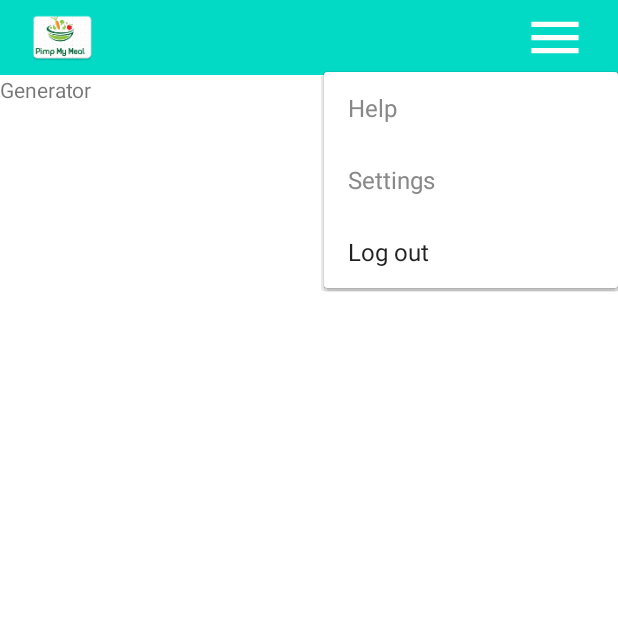
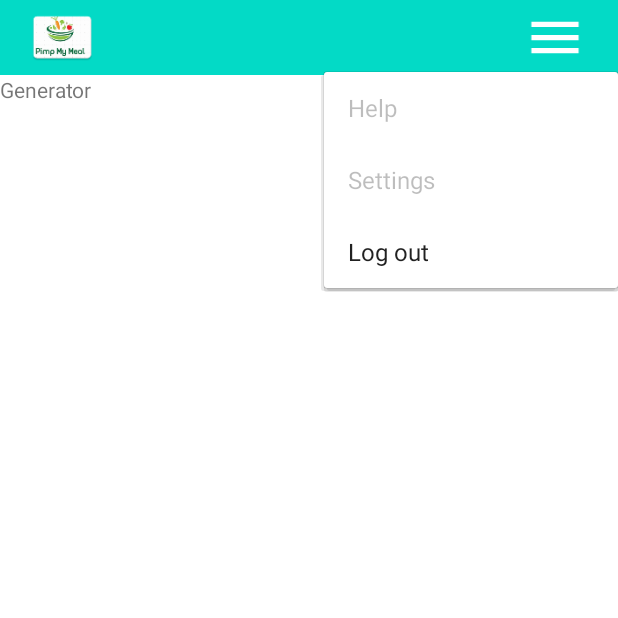
Before and after one commit to DaubieMatthieu/PimpMyMeal, an Android app: the GeneratorActivity screen opened directly, with no data from a screen before it, after a tap on "Header menu button", on a phone screen of 412 x 824 dp, the top half of it. Run offline under Robolectric (Android 15) with nearby library versions, the phone set to English and light mode, and no system bars.

Commit message:
Changes to header update
The button navigation was deleted since it had no use, the footer and header were refractored back to ui package, the buttons geyed out was changed to being disabled, the toasts and logs were eliminated.

```diff
--- a/app/src/main/java/com/example/pimpmymeal/ui/buttonFunction/Footer.java
+++ b/app/src/main/java/com/example/pimpmymeal/ui/Footer.java
@@ -1,4 +1,4 @@
-package com.example.pimpmymeal.ui.buttonFunction;
+package com.example.pimpmymeal.ui;
 
 import android.content.Context;
 import android.content.Intent;
--- a/app/src/main/java/com/example/pimpmymeal/ui/GeneratorActivity.java
+++ b/app/src/main/java/com/example/pimpmymeal/ui/GeneratorActivity.java
@@ -5,8 +5,6 @@ import androidx.appcompat.app.AppCompatActivity;
 import android.os.Bundle;
 
 import com.example.pimpmymeal.R;
-import com.example.pimpmymeal.ui.buttonFunction.Footer;
-import com.example.pimpmymeal.ui.buttonFunction.Header;
 
 public class GeneratorActivity extends AppCompatActivity {
 
--- a/app/src/main/java/com/example/pimpmymeal/ui/buttonFunction/Header.java
+++ b/app/src/main/java/com/example/pimpmymeal/ui/Header.java
@@ -1,4 +1,4 @@
-package com.example.pimpmymeal.ui.buttonFunction;
+package com.example.pimpmymeal.ui;
 
 import android.content.Context;
 import android.content.Intent;
@@ -40,7 +40,6 @@ public class Header extends LinearLayout {
         inflateHeader();
     }
 
-    //TODO implement button actions
     private void inflateHeader() {
         LayoutInflater inflater = (LayoutInflater) getContext()
                 .getSystemService(Context.LAYOUT_INFLATER_SERVICE);
@@ -48,22 +47,16 @@ public class Header extends LinearLayout {
         loginButton = findViewById(R.id.optionsButton);
 
         loginButton.setOnClickListener(view -> {
-            Toast.makeText(view.getContext(), "Menu Clicked", Toast.LENGTH_SHORT).show();
             PopupMenu menu = new PopupMenu(loginButton.getContext(), view);
             menu.getMenuInflater().inflate(R.menu.menu_config, menu.getMenu());
             menu.setOnMenuItemClickListener(item -> {
                 switch (item.getItemId()) {
                     case R.id.helpItem:
-                        Log.d("Items", "Help Clicked");
-                        Toast.makeText(loginButton.getContext(), "Help Clicked", Toast.LENGTH_SHORT).show();
                         return true;
                     case R.id.settingsItem:
-                        Log.d("Items", "Settings Clicked");
-                        Toast.makeText(loginButton.getContext(), "Settings Clicked", Toast.LENGTH_SHORT).show();
                         return true;
+
                     case R.id.logOutItem:
-                        Log.d("Items", "Log Out Clicked");
-                        Toast.makeText(loginButton.getContext(), "Log Out Clicked", Toast.LENGTH_SHORT).show();
                         Intent intent = new Intent(view.getContext(), SignInActivity.class);
                         view.getContext().startActivity(intent);
                         return true;
@@ -71,19 +64,9 @@ public class Header extends LinearLayout {
                         return false;
                 }
             });
-            //Grey out the help and settings menu items since they are not implemented, just making a Toast
-            Menu menuChange = menu.getMenu();
-            MenuItem item = menuChange.getItem(0);
-            SpannableString s = new SpannableString(item.getTitle());
-            s.setSpan(new ForegroundColorSpan(Color.GRAY), 0, s.length(), 0);
-            item.setTitle(s);
 
-            item = menuChange.getItem(1);
-            s = new SpannableString(item.getTitle());
-            s.setSpan(new ForegroundColorSpan(Color.GRAY), 0, s.length(), 0);
-            item.setTitle(s);
             menu.show();
-            Log.d("Items", "Menu Clicked");
+
         });
     }
 
--- a/app/src/main/java/com/example/pimpmymeal/ui/HomeActivity.java
+++ b/app/src/main/java/com/example/pimpmymeal/ui/HomeActivity.java
@@ -5,8 +5,6 @@ import android.os.Bundle;
 import androidx.appcompat.app.AppCompatActivity;
 
 import com.example.pimpmymeal.R;
-import com.example.pimpmymeal.ui.buttonFunction.Footer;
-import com.example.pimpmymeal.ui.buttonFunction.Header;
 
 public class HomeActivity extends AppCompatActivity {
 
--- a/app/src/main/java/com/example/pimpmymeal/ui/ProfileActivity.java
+++ b/app/src/main/java/com/example/pimpmymeal/ui/ProfileActivity.java
@@ -5,8 +5,6 @@ import androidx.appcompat.app.AppCompatActivity;
 import android.os.Bundle;
 
 import com.example.pimpmymeal.R;
-import com.example.pimpmymeal.ui.buttonFunction.Footer;
-import com.example.pimpmymeal.ui.buttonFunction.Header;
 
 public class ProfileActivity extends AppCompatActivity {
 
--- a/app/src/main/java/com/example/pimpmymeal/ui/SearchActivity.java
+++ b/app/src/main/java/com/example/pimpmymeal/ui/SearchActivity.java
@@ -9,8 +9,6 @@ import androidx.appcompat.app.AppCompatActivity;
 
 import com.example.pimpmymeal.R;
 import com.example.pimpmymeal.services.ApiRepository;
-import com.example.pimpmymeal.ui.buttonFunction.Footer;
-import com.example.pimpmymeal.ui.buttonFunction.Header;
 
 public class SearchActivity extends AppCompatActivity {
 
--- a/app/src/main/res/layout/activity_generator.xml
+++ b/app/src/main/res/layout/activity_generator.xml
@@ -6,7 +6,7 @@
     android:orientation="vertical"
     tools:context=".ui.GeneratorActivity">
 
-    <com.example.pimpmymeal.ui.buttonFunction.Header
+    <com.example.pimpmymeal.ui.Header
         android:id="@+id/header"
         android:layout_width="match_parent"
         android:layout_height="wrap_content" />
@@ -18,7 +18,7 @@
         android:layout_weight="1"
         android:text="@string/generator" />
 
-    <com.example.pimpmymeal.ui.buttonFunction.Footer
+    <com.example.pimpmymeal.ui.Footer
         android:id="@+id/footer"
         android:layout_width="match_parent"
         android:layout_height="wrap_content" />
--- a/app/src/main/res/layout/activity_home.xml
+++ b/app/src/main/res/layout/activity_home.xml
@@ -6,7 +6,7 @@
     android:orientation="vertical"
     tools:context=".ui.HomeActivity">
 
-    <com.example.pimpmymeal.ui.buttonFunction.Header
+    <com.example.pimpmymeal.ui.Header
         android:id="@+id/header"
         android:layout_width="wrap_content"
         android:layout_height="wrap_content" />
@@ -18,7 +18,7 @@
         android:layout_weight="1"
         android:text="@string/app_name" />
 
-    <com.example.pimpmymeal.ui.buttonFunction.Footer
+    <com.example.pimpmymeal.ui.Footer
         android:id="@+id/footer"
         android:layout_width="match_parent"
         android:layout_height="wrap_content" />
--- a/app/src/main/res/layout/activity_profile.xml
+++ b/app/src/main/res/layout/activity_profile.xml
@@ -6,7 +6,7 @@
     android:orientation="vertical"
     tools:context=".ui.ProfileActivity">
 
-    <com.example.pimpmymeal.ui.buttonFunction.Header
+    <com.example.pimpmymeal.ui.Header
         android:id="@+id/header"
         android:layout_width="wrap_content"
         android:layout_height="wrap_content" />
@@ -18,7 +18,7 @@
         android:layout_weight="1"
         android:text="@string/user" />
 
-    <com.example.pimpmymeal.ui.buttonFunction.Footer
+    <com.example.pimpmymeal.ui.Footer
         android:id="@+id/footer"
         android:layout_width="match_parent"
         android:layout_height="wrap_content" />
--- a/app/src/main/res/layout/activity_search.xml
+++ b/app/src/main/res/layout/activity_search.xml
@@ -7,7 +7,7 @@
     android:orientation="vertical"
     tools:context=".ui.SearchActivity">
 
-    <com.example.pimpmymeal.ui.buttonFunction.Header
+    <com.example.pimpmymeal.ui.Header
         android:id="@+id/header"
         android:layout_width="match_parent"
         android:layout_height="50dp" />
@@ -54,7 +54,7 @@
             tools:listitem="@layout/recipe_preview" />
     </LinearLayout>
 
-    <com.example.pimpmymeal.ui.buttonFunction.Footer
+    <com.example.pimpmymeal.ui.Footer
         android:layout_alignParentBottom="true"
         android:id="@+id/footer"
         android:layout_width="match_parent"
--- a/app/src/main/res/menu/menu_config.xml
+++ b/app/src/main/res/menu/menu_config.xml
@@ -2,9 +2,11 @@
 <menu xmlns:android="http://schemas.android.com/apk/res/android">
     <item
         android:id="@+id/helpItem"
+        android:enabled="false"
         android:title="@string/help" />
     <item
         android:id="@+id/settingsItem"
+        android:enabled="false"
         android:title="@string/settings" />
     <item
         android:id="@+id/logOutItem"
```
Also changed, not shown: app/src/main/java/com/example/pimpmymeal/ui/buttonFunction/NavigationButtons.java (deleted, +0 -73 lines).
